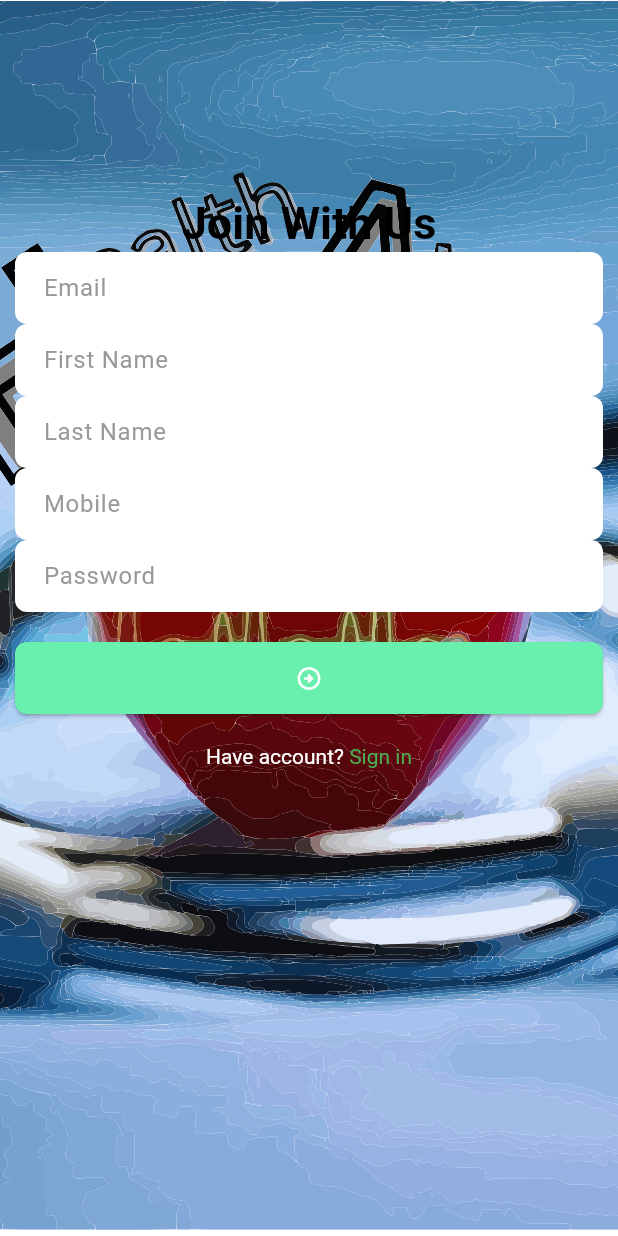
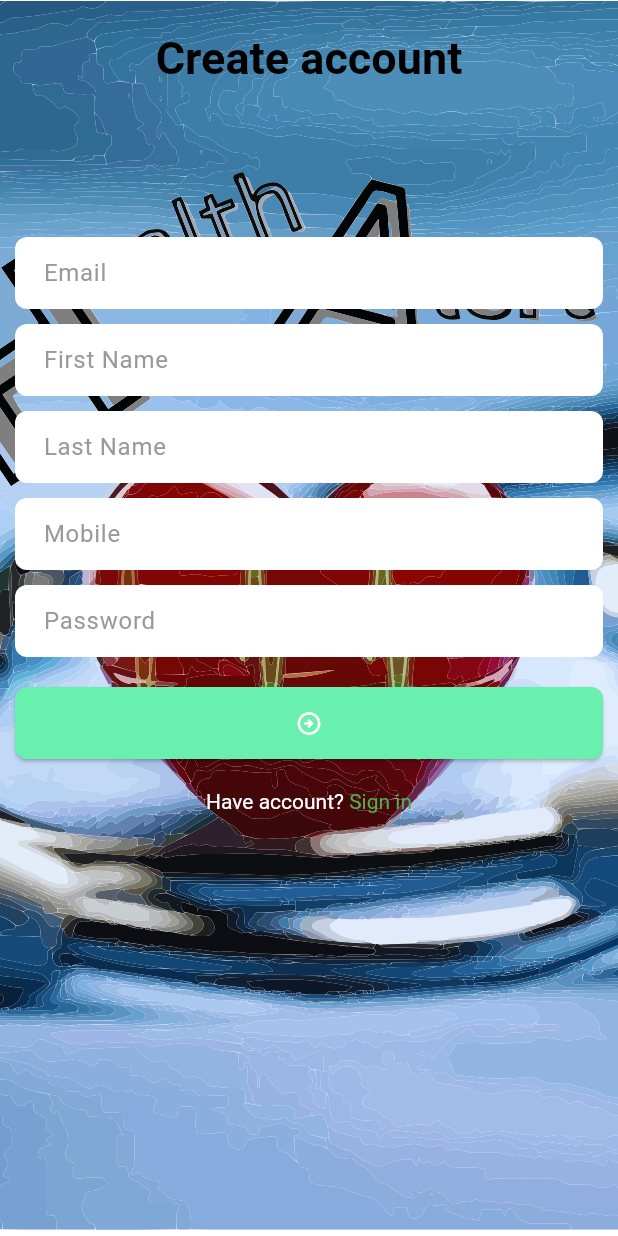
Before and after one commit to mdrazaulkabir/health_alert, a Flutter app: the SignUpScreen screen opened by its route, on a phone screen of 412 x 824 dp. Run offline on Flutter 3.47's test engine with Material 3 defaults, Android fonts, the phone set to English and light mode, and no system bars; our stand-ins replace flutter_svg, image_picker, pin_code_fields, shared_preferences; accounts and stored records are empty.

```diff
--- a/lib/ui/screeen/sign_up_screen.dart
+++ b/lib/ui/screeen/sign_up_screen.dart
@@ -37,11 +37,14 @@ class _SignUpScreenState extends State<SignUpScreen> {
             child: Column(
               children: [
                 const SizedBox(
-                  height: 120,
+                  height: 10,
                 ),
                 Text(
-                  "Join With Us",
+                  "Create account",
                   style: Theme.of(context).textTheme.titleLarge,
+                ),
+                const SizedBox(
+                  height: 100,
                 ),
                 TextFormField(
                   decoration: const InputDecoration(
@@ -58,6 +61,7 @@ class _SignUpScreenState extends State<SignUpScreen> {
                     return null;
                   },
                 ),
+                const SizedBox(height: 10,),
                 TextFormField(
                   decoration: const InputDecoration(
                     hintText: "First Name",
@@ -72,6 +76,7 @@ class _SignUpScreenState extends State<SignUpScreen> {
                   },
 
                 ),
+                const SizedBox(height: 10,),
                 TextFormField(
                   decoration: const InputDecoration(
                     hintText: "Last Name",
@@ -85,6 +90,7 @@ class _SignUpScreenState extends State<SignUpScreen> {
                     return null;
                   },
                 ),
+                const SizedBox(height: 10,),
                 TextFormField(
                   decoration: const InputDecoration(
                     hintText: "Mobile ",
@@ -99,6 +105,7 @@ class _SignUpScreenState extends State<SignUpScreen> {
                     return null;
                   },
                 ),
+                const SizedBox(height: 10,),
                 TextFormField(
                   decoration: const InputDecoration(
                     hintText: "Password",
@@ -113,6 +120,7 @@ class _SignUpScreenState extends State<SignUpScreen> {
                     return null;
                   },
                 ),
+
                 const SizedBox(
                   height: 20,
                 ),
```
